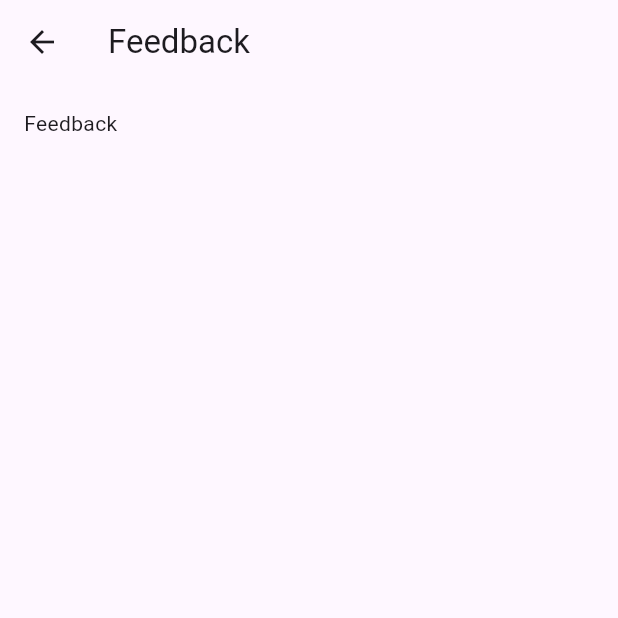
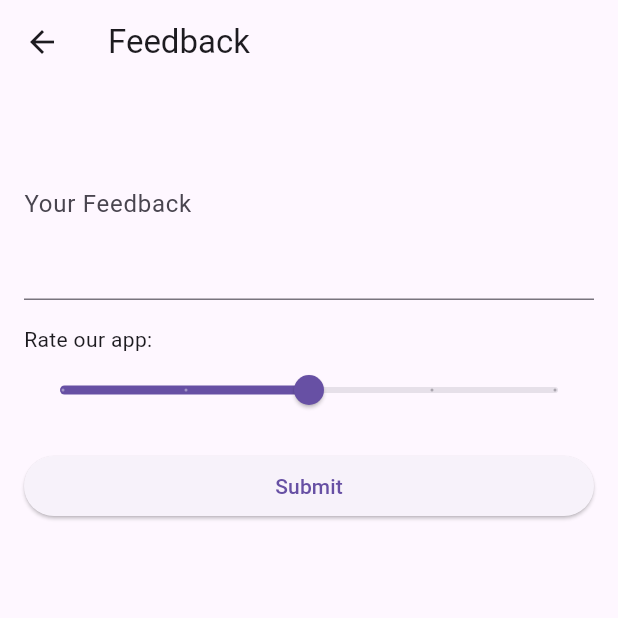
Before and after one commit to Teresiah-cpu/PlpFinal_projectG10, a Flutter app: the FeedbackSettings screen opened directly, on a phone screen of 412 x 824 dp, the top half of it. Run offline on Flutter 3.47's test engine with Material 3 defaults, Android fonts, the phone set to English and light mode, and no system bars; our stand-ins replace google_fonts, image_picker.

Commit message:
adding content to the settings features for feedback ,help and support and privacy

```diff
--- a/lib/feedback.dart
+++ b/lib/feedback.dart
@@ -1,6 +1,15 @@
 import 'package:flutter/material.dart';
 
-class FeedbackSettings extends StatelessWidget {
+class FeedbackSettings extends StatefulWidget {
+  @override
+  _FeedbackSettingsState createState() => _FeedbackSettingsState();
+}
+
+class _FeedbackSettingsState extends State<FeedbackSettings> {
+  final _formKey = GlobalKey<FormState>();
+  String? _feedback;
+  double _rating = 3.0;
+
   @override
   Widget build(BuildContext context) {
     return Scaffold(
@@ -9,12 +18,49 @@ class FeedbackSettings extends StatelessWidget {
       ),
       body: Padding(
         padding: const EdgeInsets.all(16.0),
-        child: Column(
-          crossAxisAlignment: CrossAxisAlignment.start,
-          children: <Widget>[
-            Text('Feedback'),
-            // Add your feedback widgets here
-          ],
+        child: Form(
+          key: _formKey,
+          child: ListView(
+            children: <Widget>[
+              TextFormField(
+                decoration: InputDecoration(labelText: 'Your Feedback'),
+                maxLines: 4,
+                onSaved: (value) {
+                  _feedback = value;
+                },
+                validator: (value) {
+                  if (value == null || value.isEmpty) {
+                    return 'Please enter your feedback';
+                  }
+                  return null;
+                },
+              ),
+              SizedBox(height: 16),
+              Text('Rate our app:'),
+              Slider(
+                value: _rating,
+                onChanged: (newRating) {
+                  setState(() {
+                    _rating = newRating;
+                  });
+                },
+                min: 1,
+                max: 5,
+                divisions: 4,
+                label: '$_rating',
+              ),
+              SizedBox(height: 16),
+              ElevatedButton(
+                onPressed: () {
+                  if (_formKey.currentState!.validate()) {
+                    _formKey.currentState!.save();
+                    // Submit feedback
+                  }
+                },
+                child: Text('Submit'),
+              ),
+            ],
+          ),
         ),
       ),
     );
```
Also changed, not shown: lib/help.dart (+29 -4 lines), lib/privacy.dart (+31 -4 lines), lib/settings.dart (+4 -4 lines).
